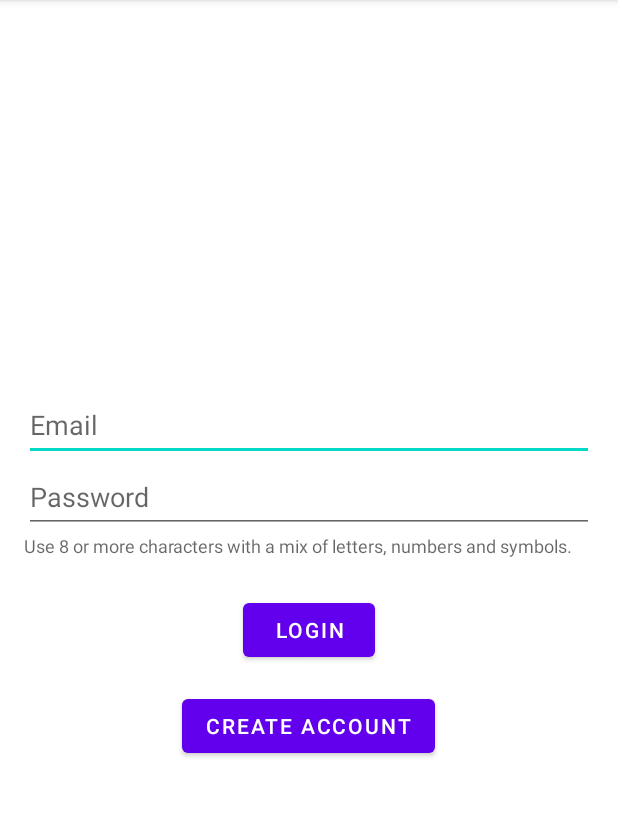
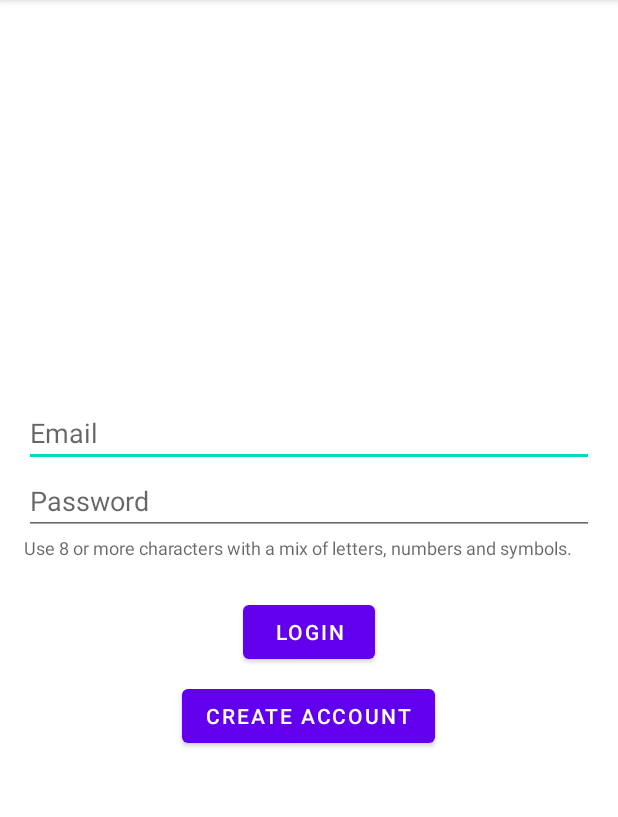
Before and after one commit to abdel-17/shoe-store, an Android app: the screen it shows after launch (MainActivity), on a phone screen of 412 x 824 dp, the part 84-901 px from its top. Run offline under Robolectric (Android 15) with nearby library versions, the phone set to English and light mode, and no system bars; our stand-ins replace data binding, navigation-ui; 3 statements that could not run were skipped.

Commit message:
Used a dimensions resource file to determine margins. This makes it easier to late customize the layout.

```diff
--- a/app/src/main/res/layout/fragment_instructions.xml
+++ b/app/src/main/res/layout/fragment_instructions.xml
@@ -21,7 +21,7 @@
             android:layout_width="wrap_content"
             android:layout_height="wrap_content"
             android:layout_gravity="center_horizontal"
-            android:layout_marginTop="16dp"
+            android:layout_marginTop="@dimen/regular_spacing"
             android:text="@string/instructions"
             android:textAppearance="@style/TextAppearance.AppCompat.Title" />
 
@@ -29,7 +29,7 @@
             android:id="@+id/text_shoe_list_instructions"
             android:layout_width="wrap_content"
             android:layout_height="wrap_content"
-            android:layout_marginTop="8dp"
+            android:layout_marginTop="@dimen/small_spacing"
             android:text="@string/shoe_list_instructions"
             android:textAppearance="@style/TextAppearance.AppCompat.Body1"
             android:lineSpacingMultiplier="1.2"/>
@@ -39,7 +39,7 @@
             android:layout_width="wrap_content"
             android:layout_height="wrap_content"
             android:layout_gravity="center_horizontal"
-            android:layout_marginTop="16dp"
+            android:layout_marginTop="@dimen/regular_spacing"
             android:text="@string/shoe_list" />
     </LinearLayout>
 </layout>
--- a/app/src/main/res/layout/fragment_login.xml
+++ b/app/src/main/res/layout/fragment_login.xml
@@ -13,7 +13,7 @@
         <EditText
             android:id="@+id/edit_text_login_email"
             android:layout_width="match_parent"
-            android:layout_height="48dp"
+            android:layout_height="wrap_content"
             android:autofillHints="emailAddress"
             android:hint="@string/email_placeholder"
             android:inputType="textEmailAddress"
@@ -24,7 +24,7 @@
         <EditText
             android:id="@+id/edit_text_login_password"
             android:layout_width="match_parent"
-            android:layout_height="48dp"
+            android:layout_height="wrap_content"
             android:autofillHints="password"
             android:hint="@string/password_placeholder"
             android:inputType="textPassword"
@@ -45,7 +45,7 @@
             android:layout_width="wrap_content"
             android:layout_height="wrap_content"
             android:layout_gravity="center"
-            android:layout_marginTop="24dp"
+            android:layout_marginTop="@dimen/large_spacing"
             android:text="@string/login"
             app:layout_constraintEnd_toEndOf="parent"
             app:layout_constraintStart_toStartOf="parent"
@@ -56,7 +56,7 @@
             android:layout_width="wrap_content"
             android:layout_height="wrap_content"
             android:layout_gravity="center"
-            android:layout_marginTop="16dp"
+            android:layout_marginTop="@dimen/small_spacing"
             android:text="@string/register"
             app:layout_constraintEnd_toEndOf="parent"
             app:layout_constraintStart_toStartOf="parent"
--- a/app/src/main/res/layout/fragment_welcome.xml
+++ b/app/src/main/res/layout/fragment_welcome.xml
@@ -27,8 +27,8 @@
             android:id="@+id/text_login_email"
             android:layout_width="wrap_content"
             android:layout_height="wrap_content"
-            android:layout_marginTop="24dp"
-            android:layout_marginBottom="24dp"
+            android:layout_marginTop="@dimen/large_spacing"
+            android:layout_marginBottom="@dimen/large_spacing"
             android:text="@{@string/email_format(email)}"
             android:textAppearance="@style/TextAppearance.AppCompat.Subhead"
             tools:text="Logged in as $email" />
--- /dev/null
+++ b/app/src/main/res/values/dimensions.xml
@@ -0,0 +1,7 @@
+<?xml version="1.0" encoding="utf-8"?>
+
+<resources>
+    <dimen name="small_spacing">8dp</dimen>
+    <dimen name="regular_spacing">16dp</dimen>
+    <dimen name="large_spacing">24dp</dimen>
+</resources>
--- a/app/src/main/res/values/strings.xml
+++ b/app/src/main/res/values/strings.xml
@@ -19,4 +19,5 @@
     <string name="logout">Logout</string>
     <string name="plus_icon_description">"Plus icon"</string>
     <string name="shoe_list_instructions">Click the Shoe List button to navigate to the shoe list screen. There, you will find a plus button to add a new shoe to the list, and a logout button to return to the login screen.</string>
+    <string name="shoe_size_and_company_format">Size: %s\nCompany: %s</string>
 </resources>
```
